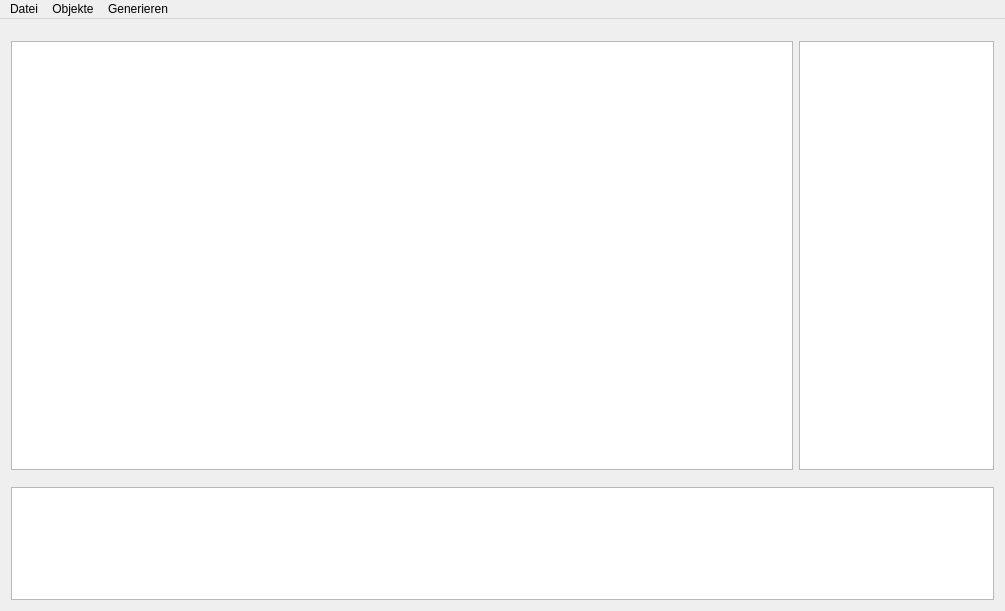
First picture: the form in config-tool/gui/mainwindow.ui, repository carstenbru/fpga-log, before the edit.
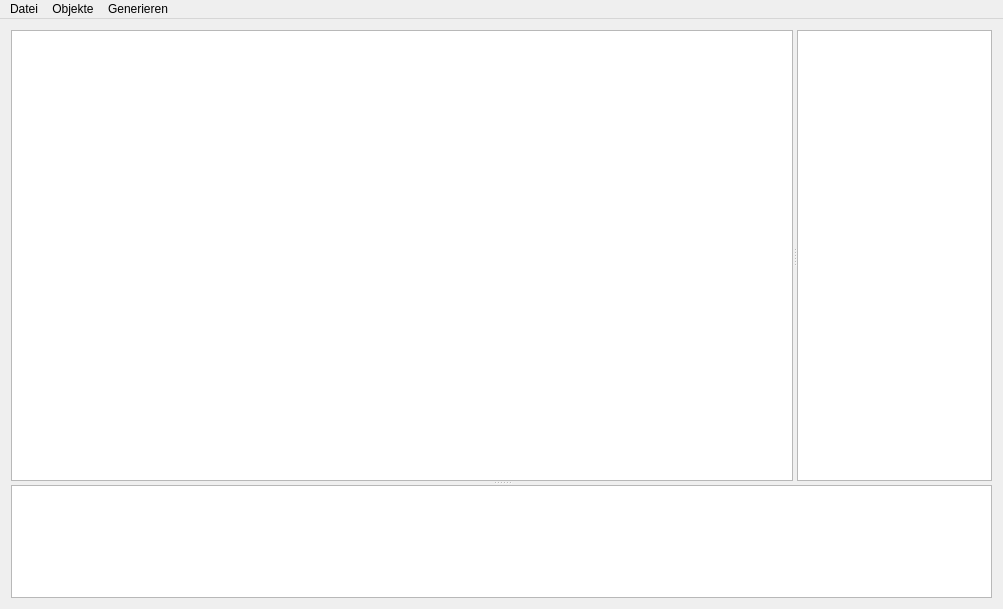
Second picture: the form after the edit. Icons and pictures are not drawn.

Commit message: config-tool: resize layout during runtime

The edit to the form file:
```diff
--- a/config-tool/gui/mainwindow.ui
+++ b/config-tool/gui/mainwindow.ui
@@ -6,8 +6,8 @@
    <rect>
     <x>0</x>
     <y>0</y>
-    <width>1005</width>
-    <height>611</height>
+    <width>1003</width>
+    <height>609</height>
    </rect>
   </property>
   <property name="windowTitle">
@@ -18,23 +18,22 @@
     <normaloff>:/icons/logo</normaloff>:/icons/logo</iconset>
   </property>
   <widget class="QWidget" name="centralWidget">
-   <layout class="QVBoxLayout" name="verticalLayout">
-    <item>
-     <widget class="QWidget" name="widget" native="true">
+   <layout class="QGridLayout" name="gridLayout">
+    <item row="0" column="0">
+     <widget class="QSplitter" name="splitter_2">
+      <property name="orientation">
+       <enum>Qt::Vertical</enum>
+      </property>
+      <widget class="QSplitter" name="splitter">
       <property name="sizePolicy">
-       <sizepolicy hsizetype="Preferred" vsizetype="Preferred">
+        <sizepolicy hsizetype="Expanding" vsizetype="Preferred">
         <horstretch>0</horstretch>
         <verstretch>80</verstretch>
        </sizepolicy>
       </property>
-      <layout class="QHBoxLayout" name="horizontalLayout">
-       <property name="leftMargin">
-        <number>0</number>
+       <property name="orientation">
+        <enum>Qt::Horizontal</enum>
        </property>
-       <property name="rightMargin">
-        <number>0</number>
-       </property>
-       <item>
         <widget class="QGraphicsView" name="graphicsView">
          <property name="sizePolicy">
           <sizepolicy hsizetype="Expanding" vsizetype="Expanding">
@@ -43,8 +42,6 @@
           </sizepolicy>
          </property>
         </widget>
-       </item>
-       <item>
         <widget class="QListView" name="listView">
          <property name="sizePolicy">
           <sizepolicy hsizetype="Expanding" vsizetype="Expanding">
@@ -53,11 +50,7 @@
           </sizepolicy>
          </property>
         </widget>
-       </item>
-      </layout>
-     </widget>
-    </item>
-    <item>
+      </widget>
      <widget class="QTextBrowser" name="textBrowser">
       <property name="sizePolicy">
        <sizepolicy hsizetype="Expanding" vsizetype="Expanding">
@@ -66,6 +59,7 @@
        </sizepolicy>
       </property>
      </widget>
+     </widget>
     </item>
    </layout>
   </widget>
@@ -74,7 +68,7 @@
     <rect>
      <x>0</x>
      <y>0</y>
-     <width>1005</width>
+     <width>1003</width>
      <height>21</height>
     </rect>
    </property>
```
Lines whose indentation alone changed are shown as unchanged.
